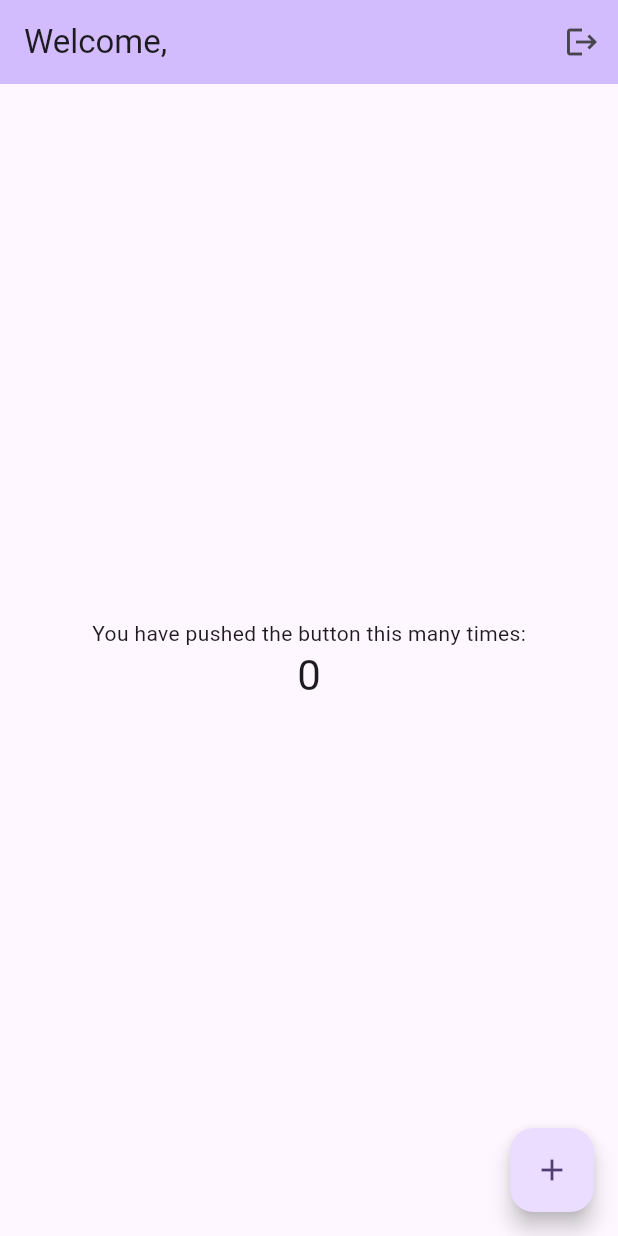
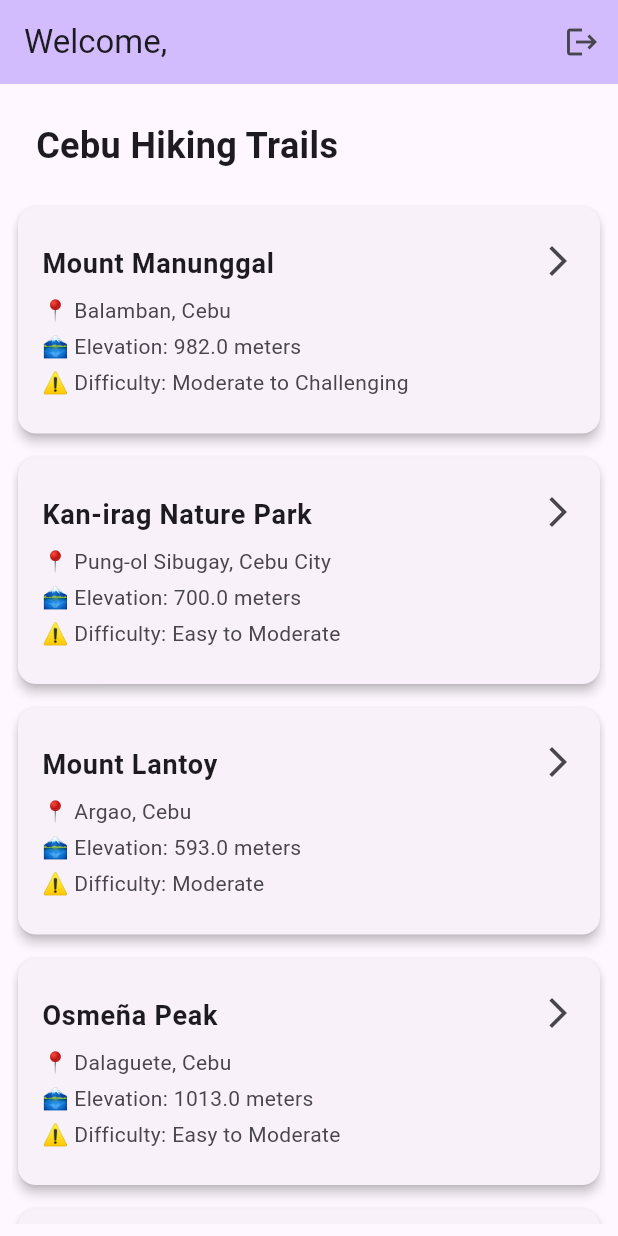
Before and after one commit to KboyVillahermosa/Ascentra, a Flutter app: the HomeScreen screen opened directly with empty values, on a phone screen of 412 x 824 dp. Run offline on Flutter 3.47's test engine with Material 3 defaults, Android fonts, the light colour scheme and no system bars; our stand-ins replace firebase_auth, firebase_core, google_sign_in, sqflite, webview_flutter; accounts and stored records are empty.

Commit message:
add traits

```diff
--- /dev/null
+++ b/lib/data/trails_data.dart
@@ -0,0 +1,69 @@
+import '../models/trail.dart';
+
+class TrailsData {
+  static List<Trail> getTrails() {
+    return [
+      Trail(
+        id: '1',
+        name: 'Mount Manunggal',
+        location: 'Balamban, Cebu',
+        elevation: 982,
+        difficulty: 'Moderate to Challenging',
+        bestTime: 'Dry season (December to May)',
+        necessities: 'Sturdy hiking shoes, ample water, sun protection, and a first-aid kit',
+        description: 'Mount Manunggal is historically significant as the crash site of President Ramon Magsaysay\'s plane in 1957. The trail offers scenic views of the Central Cebu Protected Landscape and passes through local farmlands. At the summit, hikers can find a monument dedicated to the late president. The area is rich in biodiversity and provides a serene environment for reflection and appreciation of nature.',
+        latitude: 10.4292,
+        longitude: 123.7436,
+      ),
+      Trail(
+        id: '2',
+        name: 'Kan-irag Nature Park',
+        location: 'Pung-ol Sibugay, Cebu City',
+        elevation: 700,
+        difficulty: 'Easy to Moderate',
+        bestTime: 'Early morning during the dry season',
+        necessities: 'Comfortable walking shoes, binoculars for birdwatching, water, and insect repellent',
+        description: 'Kan-irag Nature Park is a reforested area transformed into a thriving watershed and nature reserve. It is home to about 27 native bird species, making it a haven for bird enthusiasts. The park\'s lush greenery and serene ambiance provide an ideal setting for leisurely hikes and nature walks. Its proximity to the city makes it a convenient escape for urban dwellers seeking tranquility.',
+        latitude: 10.3857,
+        longitude: 123.8827,
+      ),
+      // Add more trails here...
+      Trail(
+        id: '3',
+        name: 'Mount Lantoy',
+        location: 'Argao, Cebu',
+        elevation: 593,
+        difficulty: 'Moderate',
+        bestTime: 'Dry season',
+        necessities: 'Waterproof footwear, trekking poles, sufficient water, and snacks',
+        description: 'Mount Lantoy is enveloped in local folklore, associated with the legend of Maria Cacao. The trail offers hikers a mix of cultural intrigue and natural beauty, passing through dense forests and alongside rivers. The summit provides panoramic views of the surrounding landscapes. It\'s a destination that combines adventure with a touch of mystique.',
+        latitude: 10.0553,
+        longitude: 123.6125,
+      ),
+      Trail(
+        id: '4',
+        name: 'Osmeña Peak',
+        location: 'Dalaguete, Cebu',
+        elevation: 1013,
+        difficulty: 'Easy to Moderate',
+        bestTime: 'Early morning to catch the sunrise',
+        necessities: 'Light jacket, water, camera, and snacks',
+        description: 'Osmeña Peak is the highest point in Cebu, offering breathtaking views of jagged hills and the coastline. The trail is relatively short, making it accessible to hikers of all levels. The peak is a popular spot for sunrise hikes, providing a picturesque setting as the sun illuminates the landscape.',
+        latitude: 9.7280,
+        longitude: 123.4636,
+      ),
+      Trail(
+        id: '5',
+        name: 'Sirao Peak',
+        location: 'Cebu City',
+        elevation: 700,
+        difficulty: 'Moderate',
+        bestTime: 'Dry season',
+        necessities: 'Hiking boots, water, sun protection, and insect repellent',
+        description: 'Sirao Peak, also known as Mt. Kan-Irag, offers hikers a challenging yet rewarding experience. The trail winds through forests and grasslands, culminating in panoramic views of Cebu City and the surrounding areas. The peak is also near the famous Sirao Flower Farm, allowing hikers to combine nature appreciation with cultural exploration.',
+        latitude: 10.3928,
+        longitude: 123.8878,
+      ),
+    ];
+  }
+}
--- /dev/null
+++ b/lib/models/trail.dart
@@ -0,0 +1,25 @@
+class Trail {
+  final String id;
+  final String name;
+  final String location;
+  final double elevation;
+  final String difficulty;
+  final String bestTime;
+  final String necessities;
+  final String description;
+  final double latitude;
+  final double longitude;
+
+  Trail({
+    required this.id,
+    required this.name,
+    required this.location,
+    required this.elevation,
+    required this.difficulty,
+    required this.bestTime,
+    required this.necessities,
+    required this.description,
+    required this.latitude,
+    required this.longitude,
+  });
+}
--- a/lib/screens/home_screen.dart
+++ b/lib/screens/home_screen.dart
@@ -1,4 +1,7 @@
 import 'package:flutter/material.dart';
+import '../data/trails_data.dart';
+import '../models/trail.dart';
+import 'trail_detail_screen.dart';
 import 'login_screen.dart';
 
 class HomeScreen extends StatefulWidget {
@@ -11,12 +14,12 @@ class HomeScreen extends StatefulWidget {
 }
 
 class _HomeScreenState extends State<HomeScreen> {
-  int _counter = 0;
+  List<Trail> trails = []; // Initialize with empty list
 
-  void _incrementCounter() {
-    setState(() {
-      _counter++;
-    });
+  @override
+  void initState() {
+    super.initState();
+    trails = TrailsData.getTrails(); // Load the data
   }
 
   @override
@@ -36,23 +39,67 @@ class _HomeScreenState extends State<HomeScreen> {
           ),
         ],
       ),
-      body: Center(
+      body: Padding(
+        padding: const EdgeInsets.all(8.0),
         child: Column(
-          mainAxisAlignment: MainAxisAlignment.center,
-          children: <Widget>[
-            const Text('You have pushed the button this many times:'),
-            Text(
-              '$_counter',
-              style: Theme.of(context).textTheme.headlineMedium,
+          crossAxisAlignment: CrossAxisAlignment.start,
+          children: [
+            const Padding(
+              padding: EdgeInsets.all(16.0),
+              child: Text(
+                'Cebu Hiking Trails',
+                style: TextStyle(
+                  fontSize: 24,
+                  fontWeight: FontWeight.bold,
+                ),
+              ),
+            ),
+            Expanded(
+              child: ListView.builder(
+                itemCount: trails.length,
+                itemBuilder: (context, index) {
+                  final trail = trails[index];
+                  return Card(
+                    elevation: 3,
+                    margin: const EdgeInsets.symmetric(vertical: 8, horizontal: 4),
+                    child: ListTile(
+                      contentPadding: const EdgeInsets.all(16),
+                      title: Text(
+                        trail.name,
+                        style: const TextStyle(
+                          fontWeight: FontWeight.bold,
+                          fontSize: 18,
+                        ),
+                      ),
+                      subtitle: Column(
+                        crossAxisAlignment: CrossAxisAlignment.start,
+                        children: [
+                          const SizedBox(height: 8),
+                          Text('📍 ${trail.location}'),
+                          const SizedBox(height: 4),
+                          Text('🗻 Elevation: ${trail.elevation} meters'),
+                          const SizedBox(height: 4),
+                          Text('⚠️ Difficulty: ${trail.difficulty}'),
+                        ],
+                      ),
+                      isThreeLine: true,
+                      onTap: () {
+                        Navigator.push(
+                          context,
+                          MaterialPageRoute(
+                            builder: (context) => TrailDetailScreen(trail: trail),
+                          ),
+                        );
+                      },
+                      trailing: const Icon(Icons.arrow_forward_ios),
+                    ),
+                  );
+                },
+              ),
             ),
           ],
         ),
       ),
-      floatingActionButton: FloatingActionButton(
-        onPressed: _incrementCounter,
-        tooltip: 'Increment',
-        child: const Icon(Icons.add),
-      ),
     );
   }
 }
--- a/pubspec.yaml
+++ b/pubspec.yaml
@@ -36,6 +36,8 @@ dependencies:
   google_sign_in: ^6.1.4
   firebase_auth: ^4.7.3
   firebase_core: ^2.15.1
+  url_launcher: ^6.1.14
+  webview_flutter: ^4.2.2
 
   # The following adds the Cupertino Icons font to your application.
   # Use with the CupertinoIcons class for iOS style icons.
```
Also changed, not shown: lib/screens/trail_detail_screen.dart (added, +203 -0 lines), pubspec.lock, 6 other files.
